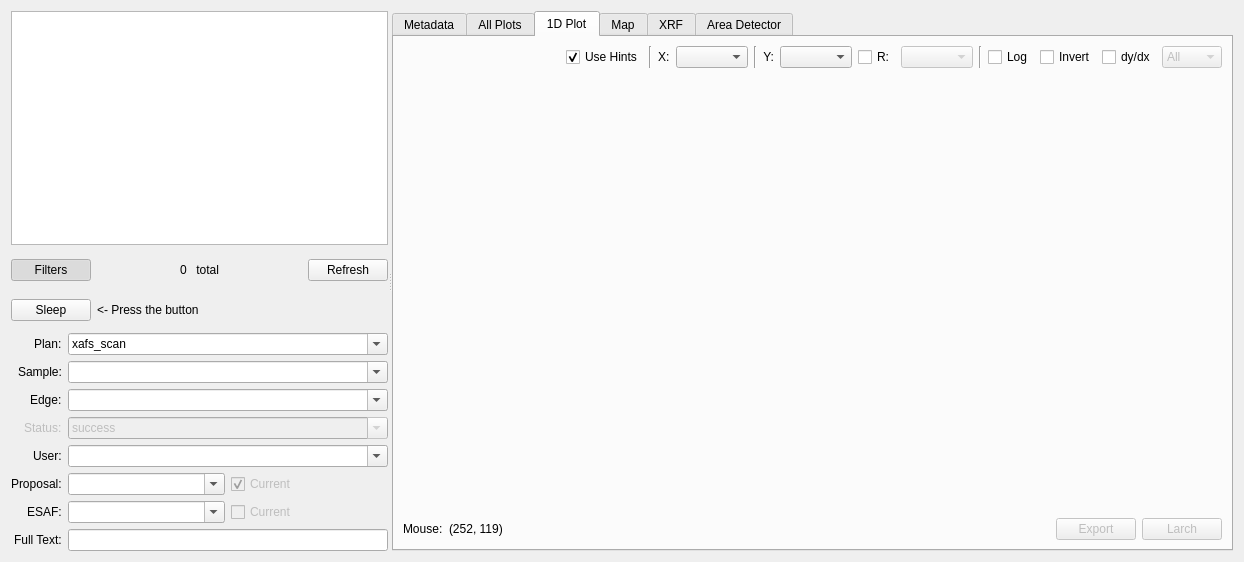
The window that src/firefly/run_browser.ui (spc-group/haven) describes before a commit, drawn with Qt 5.
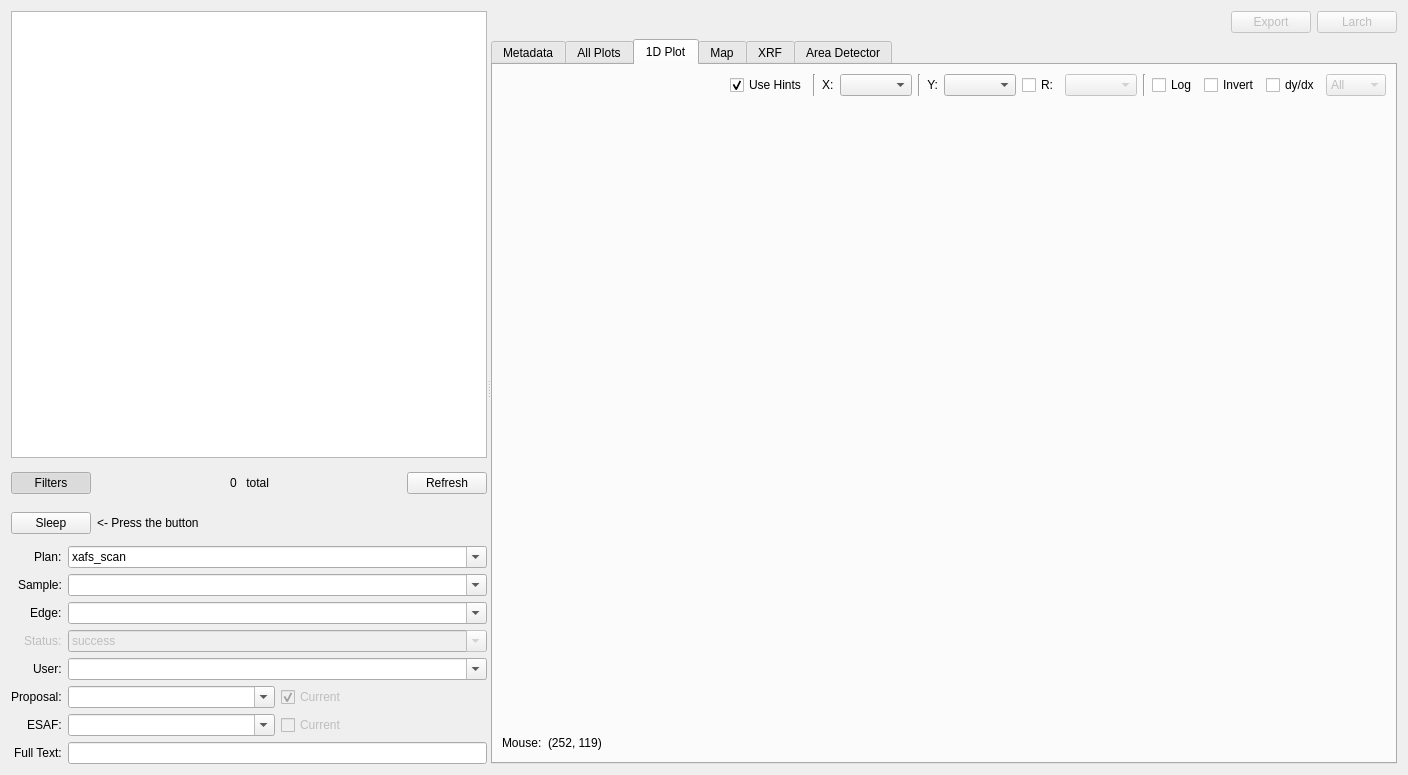
The same window after the commit. The open tabs and pages were chosen to show the change. Custom widgets are drawn as their Qt base class.

Commit message: Added rough implementation of export button functionality.

```diff
--- a/src/firefly/run_browser.ui
+++ b/src/firefly/run_browser.ui
@@ -6,8 +6,8 @@
    <rect>
     <x>0</x>
     <y>0</y>
-    <width>1244</width>
-    <height>562</height>
+    <width>1408</width>
+    <height>775</height>
    </rect>
   </property>
   <property name="windowTitle">
@@ -417,6 +417,46 @@
        </item>
       </layout>
      </widget>
+     <widget class="QWidget" name="verticalLayoutWidget_2">
+      <layout class="QVBoxLayout" name="run_details_layout">
+       <item>
+        <layout class="QHBoxLayout" name="run_buttons_layout">
+         <item>
+          <spacer name="horizontalSpacer_10">
+           <property name="orientation">
+            <enum>Qt::Horizontal</enum>
+           </property>
+           <property name="sizeHint" stdset="0">
+            <size>
+             <width>40</width>
+             <height>20</height>
+            </size>
+           </property>
+          </spacer>
+         </item>
+         <item>
+          <widget class="QPushButton" name="export_button">
+           <property name="enabled">
+            <bool>false</bool>
+           </property>
+           <property name="text">
+            <string>Export</string>
+           </property>
+          </widget>
+         </item>
+         <item>
+          <widget class="QPushButton" name="larch_button">
+           <property name="enabled">
+            <bool>false</bool>
+           </property>
+           <property name="text">
+            <string>Larch</string>
+           </property>
+          </widget>
+         </item>
+        </layout>
+       </item>
+       <item>
      <widget class="QTabWidget" name="detail_tabwidget">
       <property name="enabled">
        <bool>true</bool>
@@ -762,26 +802,6 @@
             </property>
            </spacer>
           </item>
-          <item>
-           <widget class="QPushButton" name="pushButton">
-            <property name="enabled">
-             <bool>false</bool>
-            </property>
-            <property name="text">
-             <string>Export</string>
-            </property>
-           </widget>
-          </item>
-          <item>
-           <widget class="QPushButton" name="pushButton_2">
-            <property name="enabled">
-             <bool>false</bool>
-            </property>
-            <property name="text">
-             <string>Larch</string>
-            </property>
-           </widget>
-          </item>
          </layout>
         </item>
        </layout>
@@ -956,6 +976,9 @@
        </attribute>
       </widget>
      </widget>
+       </item>
+      </layout>
+     </widget>
     </widget>
    </item>
   </layout>
```
Left out of the diff: 7 changed lines with no effect on the pictures. Lines whose indentation alone changed are shown as unchanged. The commit also changes 4 other files.
